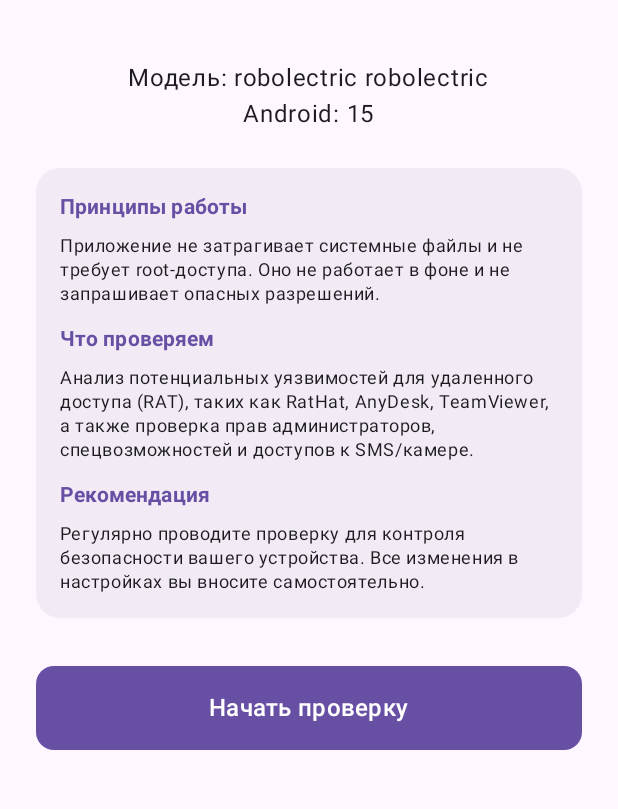
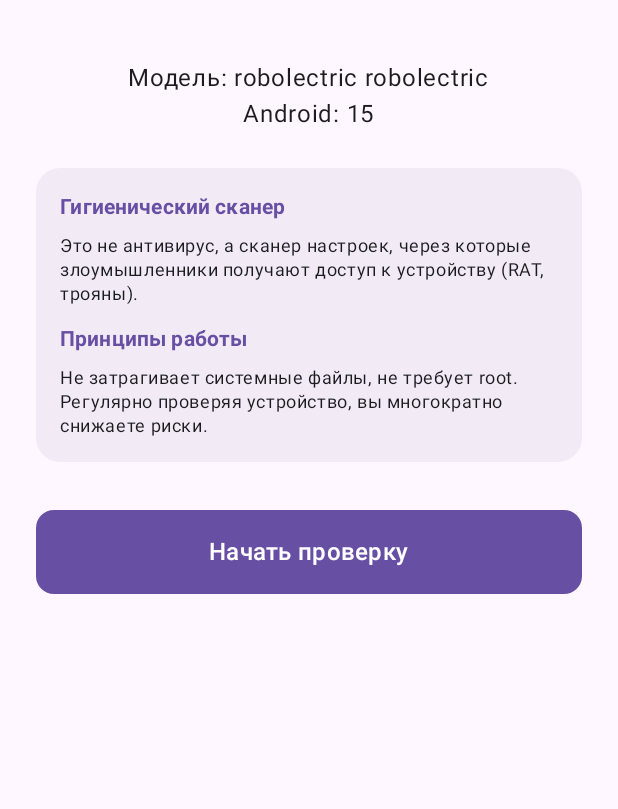
Before and after one commit to IIgangsta/SecurityChecker, an Android app built with Jetpack Compose: the screen it shows after launch (MainActivity), on a phone screen of 412 x 824 dp, the part 60-869 px from its top. Run offline under Robolectric (Android 15) with nearby library versions, the phone set to English and light mode, and no system bars.

Commit message:
Feat: suspicious names check, updated texts, hygiene scanner info

```diff
--- a/app/src/main/java/com/example/securitychecker/CheckEngine.kt
+++ b/app/src/main/java/com/example/securitychecker/CheckEngine.kt
@@ -9,7 +9,6 @@ object CheckEngine {
     fun runAll(context: Context): List<CheckResult> {
         val results = mutableListOf<CheckResult>()
 
-        // Безопасный запуск проверки: если упадет, приложение выживет
         fun safeRun(id: String, title: String, block: () -> CheckResult) {
             try {
                 results.add(block())
@@ -38,6 +37,8 @@ object CheckEngine {
         safeRun("dangerous_apps", "Опасные приложения") { DangerousAppsCheck.run(context) }
         safeRun("device_owner", "Владелец устройства") { DeviceOwnerCheck.run(context) }
         safeRun("rat", "Удаленный доступ (RAT)") { RatCheck.run(context) }
+        // Добавляем новую проверку
+        safeRun("suspicious_names", "Маскировка под систему") { SuspiciousNamesCheck.run(context) }
 
         return results
     }
--- a/app/src/main/java/com/example/securitychecker/MainActivity.kt
+++ b/app/src/main/java/com/example/securitychecker/MainActivity.kt
@@ -76,7 +76,7 @@ fun SecurityCheckerScreen(activity: MainActivity) {
                 "Патч...", "Спецвозможности...", "Администраторы...",
                 "Источники...", "Версия...", "Разрешения...",
                 "Root-права...", "Блокировка...", "Отладка...",
-                "VPN...", "Опасные приложения...", "Владелец...", "RAT..."
+                "VPN...", "Опасные приложения...", "Владелец...", "RAT...", "Маскировка..."
             )
 
             val allResults = CheckEngine.runAll(activity)
@@ -155,7 +155,7 @@ fun SecurityCheckerScreen(activity: MainActivity) {
                     modifier = Modifier
                         .fillMaxSize()
                         .padding(horizontal = 24.dp)
-                        .verticalScroll(rememberScrollState()), // Добавили скролл на случай маленьких экранов
+                        .verticalScroll(rememberScrollState()),
                     horizontalAlignment = Alignment.CenterHorizontally
                 ) {
                     Spacer(Modifier.height(20.dp))
@@ -175,6 +175,19 @@ fun SecurityCheckerScreen(activity: MainActivity) {
                     ) {
                         Column(Modifier.padding(16.dp)) {
                             Text(
+                                "Гигиенический сканер",
+                                fontWeight = FontWeight.Bold,
+                                style = MaterialTheme.typography.titleSmall,
+                                color = MaterialTheme.colorScheme.primary
+                            )
+                            Spacer(Modifier.height(8.dp))
+                            Text(
+                                "Это не антивирус, а сканер настроек, через которые злоумышленники получают доступ к устройству (RAT, трояны).",
+                                style = MaterialTheme.typography.bodySmall
+                            )
+                            Spacer(Modifier.height(12.dp))
+
+                            Text(
                                 "Принципы работы",
                                 fontWeight = FontWeight.Bold,
                                 style = MaterialTheme.typography.titleSmall,
@@ -182,33 +195,7 @@ fun SecurityCheckerScreen(activity: MainActivity) {
                             )
                             Spacer(Modifier.height(8.dp))
                             Text(
-                                "Приложение не затрагивает системные файлы и не требует root-доступа. Оно не работает в фоне и не запрашивает опасных разрешений.",
-                                style = MaterialTheme.typography.bodySmall
-                            )
-                            Spacer(Modifier.height(12.dp))
-
-                            Text(
-                                "Что проверяем",
-                                fontWeight = FontWeight.Bold,
-                                style = MaterialTheme.typography.titleSmall,
-                                color = MaterialTheme.colorScheme.primary
-                            )
-                            Spacer(Modifier.height(8.dp))
-                            Text(
-                                "Анализ потенциальных уязвимостей для удаленного доступа (RAT), таких как RatHat, AnyDesk, TeamViewer, а также проверка прав администраторов, спецвозможностей и доступов к SMS/камере.",
-                                style = MaterialTheme.typography.bodySmall
-                            )
-                            Spacer(Modifier.height(12.dp))
-
-                            Text(
-                                "Рекомендация",
-                                fontWeight = FontWeight.Bold,
-                                style = MaterialTheme.typography.titleSmall,
-                                color = MaterialTheme.colorScheme.primary
-                            )
-                            Spacer(Modifier.height(8.dp))
-                            Text(
-                                "Регулярно проводите проверку для контроля безопасности вашего устройства. Все изменения в настройках вы вносите самостоятельно.",
+                                "Не затрагивает системные файлы, не требует root. Регулярно проверяя устройство, вы многократно снижаете риски.",
                                 style = MaterialTheme.typography.bodySmall
                             )
                         }
@@ -279,7 +266,6 @@ fun SecurityCheckerScreen(activity: MainActivity) {
                                     trackColor = MaterialTheme.colorScheme.surfaceVariant
                                 )
                                 Column(horizontalAlignment = Alignment.CenterHorizontally) {
-                                    // Добавили знак %
                                     Text("$score%", style = MaterialTheme.typography.headlineLarge)
                                     Text(
                                         text = when { score >= 80 -> "Защищено"; score >= 50 -> "Внимание"; else -> "Опасно" },
--- a/app/src/main/java/com/example/securitychecker/checks/AccessibilityCheck.kt
+++ b/app/src/main/java/com/example/securitychecker/checks/AccessibilityCheck.kt
@@ -28,7 +28,11 @@ object AccessibilityCheck {
         return if (thirdParty.isEmpty()) {
             CheckResult("accessibility", title, CheckStatus.GREEN, "Только системные службы.", details, Intent(Settings.ACTION_ACCESSIBILITY_SETTINGS))
         } else {
-            CheckResult("accessibility", title, CheckStatus.RED, "Сторонняя служба может нажимать кнопки!", details, Intent(Settings.ACTION_ACCESSIBILITY_SETTINGS))
+            CheckResult(
+                "accessibility", title, CheckStatus.RED,
+                "Включение спецвозможностей для неизвестных приложений — это прямой путь к заражению! Они могут нажимать кнопки и читать экран за вас.",
+                details, Intent(Settings.ACTION_ACCESSIBILITY_SETTINGS)
+            )
         }
     }
 }
```
Also changed, not shown: app/src/main/java/com/example/securitychecker/checks/SuspiciousNamesCheck.kt (added, +48 -0 lines), app/src/main/java/com/example/securitychecker/checks/UnknownSourcesCheck.kt (+2 -6 lines).
